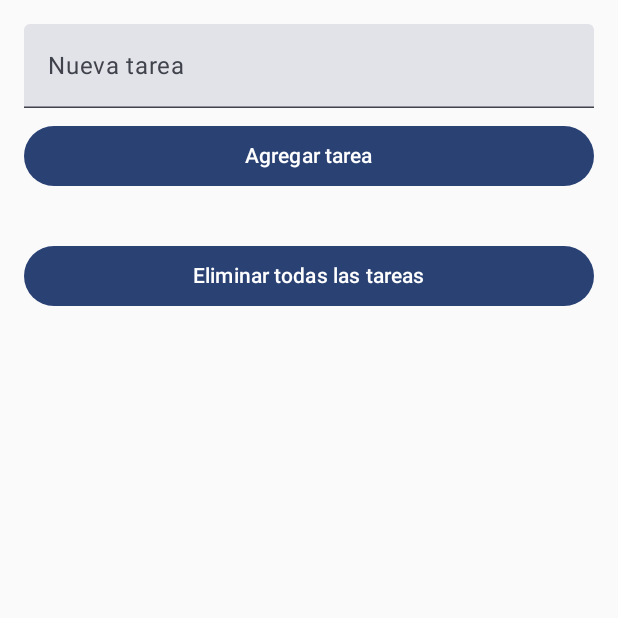
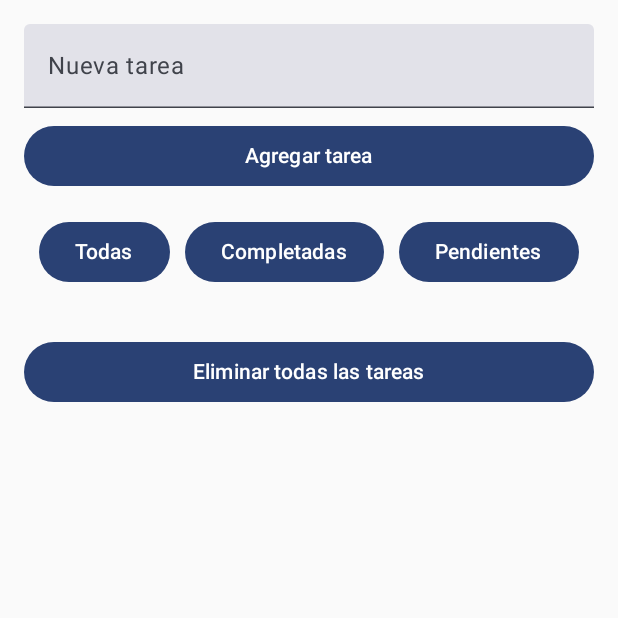
Before and after one commit to BSegovia-Tecsup/lab08, an Android app built with Jetpack Compose: the screen it shows after launch (MainActivity), on a phone screen of 412 x 824 dp, the top half of it. Run offline under Robolectric (Android 15) with nearby library versions, the phone set to English and light mode, and no system bars; our stand-ins replace Room's generated code.

Commit message:
filtros pendiendes y completados

```diff
--- a/app/src/main/java/com/example/lab08/MainActivity.kt
+++ b/app/src/main/java/com/example/lab08/MainActivity.kt
@@ -77,6 +77,25 @@ fun TaskScreen(viewModel: TaskViewModel) {
 
         Spacer(modifier = Modifier.height(16.dp))
 
+        // Botones para filtrar tareas
+        Row(
+            horizontalArrangement = Arrangement.SpaceEvenly,
+            modifier = Modifier.fillMaxWidth()
+        ) {
+            Button(onClick = { viewModel.getAllTasks() }) {
+                Text("Todas")
+            }
+            Button(onClick = { viewModel.getCompletedTasks() }) {
+                Text("Completadas")
+            }
+            Button(onClick = { viewModel.getPendingTasks() }) {
+                Text("Pendientes")
+            }
+        }
+
+        Spacer(modifier = Modifier.height(16.dp))
+
+        // Mostrar tareas según el filtro aplicado
         tasks.forEach { task ->
             Row(
                 modifier = Modifier.fillMaxWidth(),
@@ -100,7 +119,6 @@ fun TaskScreen(viewModel: TaskViewModel) {
 
                     Spacer(modifier = Modifier.width(8.dp))
 
-                    // Botón para eliminar tarea
                     Button(onClick = {
                         viewModel.deleteTask(task)
                     }) {
--- a/app/src/main/java/com/example/lab08/TaskDao.kt
+++ b/app/src/main/java/com/example/lab08/TaskDao.kt
@@ -34,4 +34,8 @@ interface TaskDao {
 
     @Query("DELETE FROM tasks WHERE id = :taskId")
     suspend fun deleteTaskById(taskId: Int)
+
+    @Query("SELECT * FROM tasks WHERE is_completed = :isCompleted")
+    suspend fun getTasksByCompletionStatus(isCompleted: Boolean): List<Task>
+
 }
```
Also changed, not shown: app/src/main/java/com/example/lab08/TaskViewModel.kt (+21 -0 lines).
